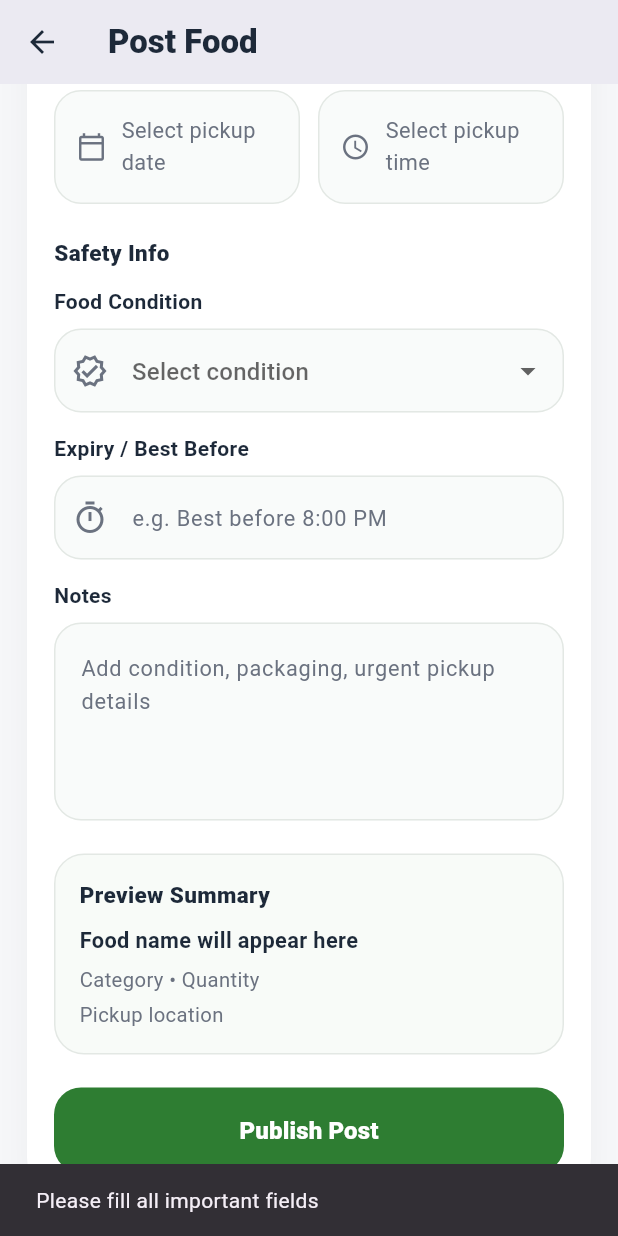
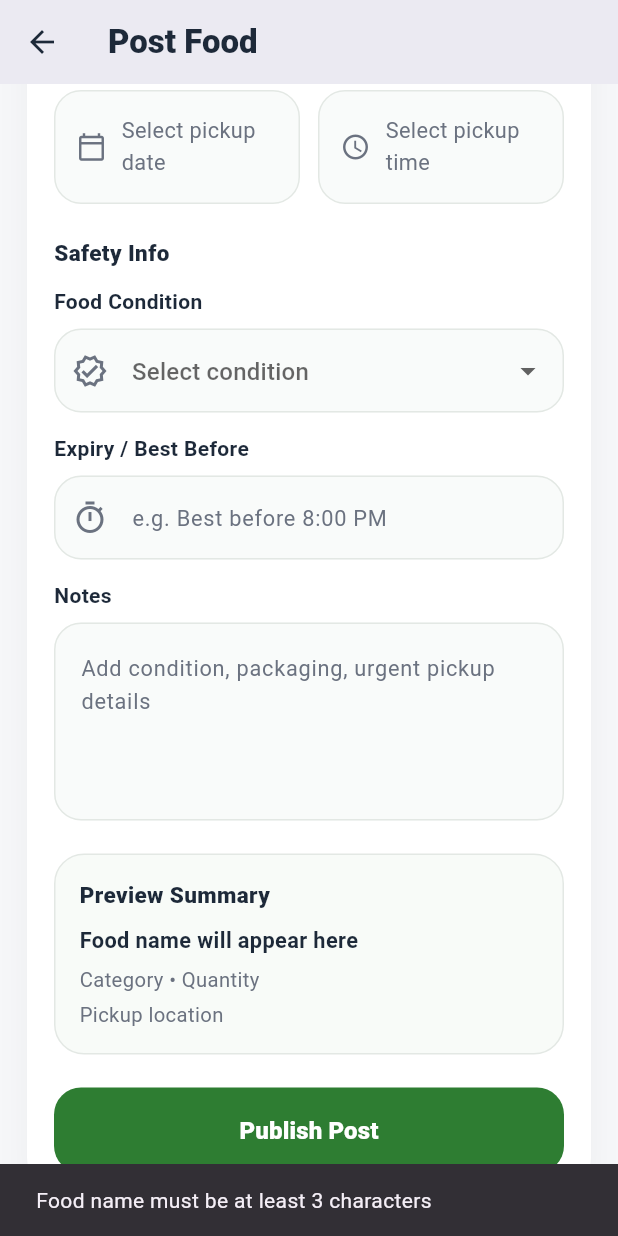
Before and after one commit to siamahmed0011/food_waste_app, a Flutter app: the CreateFoodScreen screen opened directly, scrolled down 718 dp, after a tap on "Publish Post", on a phone screen of 412 x 824 dp. Run offline on Flutter 3.47's test engine with Material 3 defaults, Android fonts, the phone set to English and light mode, and no system bars; our stand-ins replace cloud_firestore, firebase_auth, firebase_core, image_picker, shared_preferences; accounts and stored records are empty.

Commit message:
update food screen

```diff
--- a/lib/screens/auth/create_food_screen.dart
+++ b/lib/screens/auth/create_food_screen.dart
@@ -81,21 +81,66 @@ class _CreateFoodScreenState extends State<CreateFoodScreen> {
     final user = FirebaseAuth.instance.currentUser;
 
     if (user == null) {
-      ScaffoldMessenger.of(
-        context,
-      ).showSnackBar(const SnackBar(content: Text('Please sign in first')));
+      ScaffoldMessenger.of(context).showSnackBar(
+        const SnackBar(content: Text('Please sign in first')),
+      );
       return;
     }
 
-    if (_foodNameController.text.trim().isEmpty ||
-        _quantityController.text.trim().isEmpty ||
-        _locationController.text.trim().isEmpty ||
-        _selectedCategory == null ||
-        _selectedCondition == null ||
-        _pickupDate == null ||
-        _pickupTime == null) {
+    if (_foodNameController.text.trim().length < 3) {
       ScaffoldMessenger.of(context).showSnackBar(
-        const SnackBar(content: Text('Please fill all important fields')),
+        const SnackBar(
+          content: Text('Food name must be at least 3 characters'),
+        ),
+      );
+      return;
+    }
+
+    if (_quantityController.text.trim().isEmpty) {
+      ScaffoldMessenger.of(context).showSnackBar(
+        const SnackBar(content: Text('Please enter quantity')),
+      );
+      return;
+    }
+
+    if (_locationController.text.trim().length < 3) {
+      ScaffoldMessenger.of(context).showSnackBar(
+        const SnackBar(content: Text('Please enter a valid pickup location')),
+      );
+      return;
+    }
+
+    if (_selectedCategory == null) {
+      ScaffoldMessenger.of(context).showSnackBar(
+        const SnackBar(content: Text('Please select food category')),
+      );
+      return;
+    }
+
+    if (_selectedCondition == null) {
+      ScaffoldMessenger.of(context).showSnackBar(
+        const SnackBar(content: Text('Please select food condition')),
+      );
+      return;
+    }
+
+    if (_pickupDate == null) {
+      ScaffoldMessenger.of(context).showSnackBar(
+        const SnackBar(content: Text('Please select pickup date')),
+      );
+      return;
+    }
+
+    if (_pickupTime == null) {
+      ScaffoldMessenger.of(context).showSnackBar(
+        const SnackBar(content: Text('Please select pickup time')),
+      );
+      return;
+    }
+
+    if (_expiryController.text.trim().isEmpty) {
+      ScaffoldMessenger.of(context).showSnackBar(
+        const SnackBar(content: Text('Please enter expiry or best before time')),
       );
       return;
     }
@@ -127,7 +172,10 @@ class _CreateFoodScreenState extends State<CreateFoodScreen> {
         'pickupDate': _formattedDate(),
         'pickupTime': _formattedTime(),
         'status': 'available',
+        'pickupStatus': 'none',
+        'requestCount': 0,
         'createdAt': Timestamp.now(),
+        'updatedAt': Timestamp.now(),
         'imageUrl': '',
       });
 
@@ -141,9 +189,9 @@ class _CreateFoodScreenState extends State<CreateFoodScreen> {
     } catch (e) {
       if (!context.mounted) return;
 
-      ScaffoldMessenger.of(
-        context,
-      ).showSnackBar(SnackBar(content: Text('Error: $e')));
+      ScaffoldMessenger.of(context).showSnackBar(
+        SnackBar(content: Text('Error: $e')),
+      );
     } finally {
       if (context.mounted) {
         setState(() {
@@ -219,15 +267,19 @@ class _CreateFoodScreenState extends State<CreateFoodScreen> {
                 style: TextStyle(fontSize: 14.5, color: bodyColor, height: 1.6),
               ),
               const SizedBox(height: 22),
+
               const _SectionTitle('Basic Info'),
               const SizedBox(height: 12),
+
               _InputField(
                 controller: _foodNameController,
                 label: 'Food Name',
                 hintText: 'e.g. Rice, Curry, Bread',
                 icon: Icons.fastfood_outlined,
+                onChanged: (_) => setState(() {}),
               ),
               const SizedBox(height: 14),
+
               _DropdownField(
                 label: 'Food Category',
                 value: _selectedCategory,
@@ -241,13 +293,16 @@ class _CreateFoodScreenState extends State<CreateFoodScreen> {
                 },
               ),
               const SizedBox(height: 14),
+
               _InputField(
                 controller: _quantityController,
                 label: 'Quantity',
                 hintText: 'e.g. 20 meal packs',
                 icon: Icons.inventory_2_outlined,
+                onChanged: (_) => setState(() {}),
               ),
               const SizedBox(height: 14),
+
               _InputField(
                 controller: _servesController,
                 label: 'Serves People',
@@ -255,15 +310,19 @@ class _CreateFoodScreenState extends State<CreateFoodScreen> {
                 icon: Icons.groups_outlined,
               ),
               const SizedBox(height: 22),
+
               const _SectionTitle('Pickup Details'),
               const SizedBox(height: 12),
+
               _InputField(
                 controller: _locationController,
                 label: 'Pickup Location',
                 hintText: 'e.g. Mirpur, Dhaka',
                 icon: Icons.location_on_outlined,
+                onChanged: (_) => setState(() {}),
               ),
               const SizedBox(height: 14),
+
               Row(
                 children: [
                   Expanded(
@@ -286,8 +345,10 @@ class _CreateFoodScreenState extends State<CreateFoodScreen> {
                 ],
               ),
               const SizedBox(height: 22),
+
               const _SectionTitle('Safety Info'),
               const SizedBox(height: 12),
+
               _DropdownField(
                 label: 'Food Condition',
                 value: _selectedCondition,
@@ -301,6 +362,7 @@ class _CreateFoodScreenState extends State<CreateFoodScreen> {
                 },
               ),
               const SizedBox(height: 14),
+
               _InputField(
                 controller: _expiryController,
                 label: 'Expiry / Best Before',
@@ -308,6 +370,7 @@ class _CreateFoodScreenState extends State<CreateFoodScreen> {
                 icon: Icons.timer_outlined,
               ),
               const SizedBox(height: 14),
+
               _InputField(
                 controller: _notesController,
                 label: 'Notes',
@@ -316,6 +379,7 @@ class _CreateFoodScreenState extends State<CreateFoodScreen> {
                 maxLines: 4,
               ),
               const SizedBox(height: 22),
+
               Container(
                 width: double.infinity,
                 padding: const EdgeInsets.all(16),
@@ -362,6 +426,7 @@ class _CreateFoodScreenState extends State<CreateFoodScreen> {
                 ),
               ),
               const SizedBox(height: 22),
+
               SizedBox(
                 width: double.infinity,
                 child: ElevatedButton(
@@ -427,13 +492,16 @@ class _InputField extends StatelessWidget {
   final String hintText;
   final IconData icon;
   final int maxLines;
+  final ValueChanged<String>? onChanged;
 
   const _InputField({
+    super.key,
     required this.controller,
     required this.label,
     required this.hintText,
     required this.icon,
     this.maxLines = 1,
+    this.onChanged,
   });
 
   @override
@@ -458,6 +526,7 @@ class _InputField extends StatelessWidget {
         TextField(
           controller: controller,
           maxLines: maxLines,
+          onChanged: onChanged,
           decoration: InputDecoration(
             hintText: hintText,
             hintStyle: const TextStyle(color: bodyColor, fontSize: 14.5),
@@ -492,6 +561,7 @@ class _DropdownField extends StatelessWidget {
   final ValueChanged<String?> onChanged;
 
   const _DropdownField({
+    super.key,
     required this.label,
     required this.value,
     required this.items,
@@ -523,8 +593,10 @@ class _DropdownField extends StatelessWidget {
           initialValue: value,
           items: items
               .map(
-                (item) =>
-                    DropdownMenuItem<String>(value: item, child: Text(item)),
+                (item) => DropdownMenuItem<String>(
+                  value: item,
+                  child: Text(item),
+                ),
               )
               .toList(),
           onChanged: onChanged,
@@ -556,6 +628,7 @@ class _PickerCard extends StatelessWidget {
   final VoidCallback onTap;
 
   const _PickerCard({
+    super.key,
     required this.label,
     required this.value,
     required this.icon,
```
